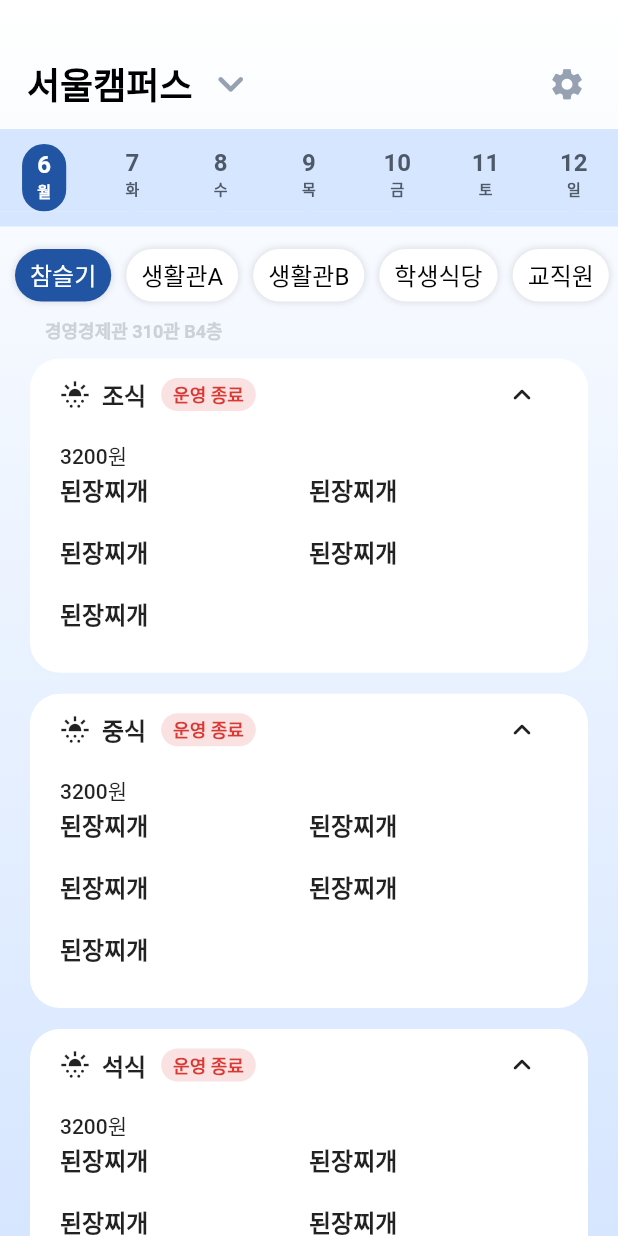
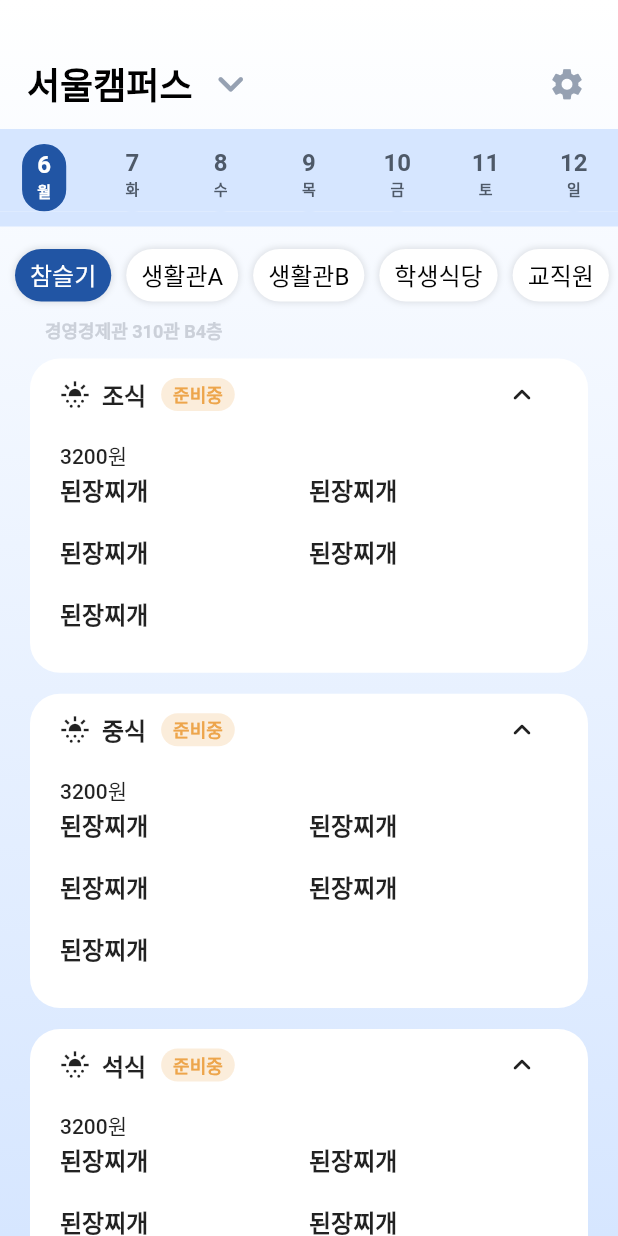
Before and after one commit to HipstuCAU/nyam_nyam_flutter, a Flutter app: the screen it shows after launch, on a phone screen of 412 x 824 dp. Run offline on Flutter 3.47's test engine with Material 2 defaults, Android fonts, the phone set to English and light mode, and no system bars.

Commit message:
[feat] open status 추출 재설정 (#1)

```diff
--- a/lib/screens/home_screen.dart
+++ b/lib/screens/home_screen.dart
@@ -167,7 +167,32 @@ class _HomeScreenState extends State<HomeScreen> {
               seoulRestaurantName: seoulRestaurantName,
               ansungRestaurantName: ansungRestaurantName,
             ),
-            SizedBox(
+            Expanded(
+              child: PageView.builder(
+                controller: PageController(initialPage: 0),
+                itemCount: HomeScreen.entryPoint == CampusType.seoul
+                    ? seoulRestaurantName.length
+                    : ansungRestaurantName.length,
+                itemBuilder: (context, index) {
+                  return const MealsOfRestaurant();
+                },
+              ),
+            ),
+          ],
+        ),
+      ),
+    );
+  }
+}
+
+class MealsOfRestaurant extends StatelessWidget {
+  const MealsOfRestaurant({
+    super.key,
+  });
+
+  @override
+  Widget build(BuildContext context) {
+    return SizedBox(
       height: MediaQuery.of(context).size.height - 210,
       child: SingleChildScrollView(
         child: Padding(
@@ -213,10 +238,6 @@ class _HomeScreenState extends State<HomeScreen> {
           ),
         ),
       ),
-            ),
-          ],
-        ),
-      ),
     );
   }
 }
@@ -228,6 +249,7 @@ class Menu extends StatefulWidget {
   });
 
   String mealTime;
+  DateTime now = DateTime.now();
 
   @override
   State<Menu> createState() => _MenuState();
@@ -270,21 +292,9 @@ class _MenuState extends State<Menu> {
                         fontWeight: FontWeight.w600,
                       ),
                     ),
-                    Padding(
-                      padding: const EdgeInsets.only(left: 10),
-                      child: Container(
-                        decoration: BoxDecoration(
-                          color: NyamColors.customRed.withOpacity(0.2),
-                          borderRadius: BorderRadius.circular(15),
-                        ),
-                        child: const Padding(
-                          padding: EdgeInsets.symmetric(
-                            horizontal: 8,
-                            vertical: 2,
-                          ),
+                    const Padding(
+                      padding: EdgeInsets.only(left: 10),
                       child: OpenState(),
-                        ),
-                      ),
                     ),
                   ],
                 ),
@@ -359,12 +369,24 @@ class OpenState extends StatelessWidget {
 
   @override
   Widget build(BuildContext context) {
-    return const Text(
-      "운영 종료",
+    return Container(
+      decoration: BoxDecoration(
+        color: NyamColors.customYellow.withOpacity(0.2),
+        borderRadius: BorderRadius.circular(15),
+      ),
+      child: const Padding(
+        padding: EdgeInsets.symmetric(
+          horizontal: 8,
+          vertical: 2,
+        ),
+        child: Text(
+          "준비중",
           style: TextStyle(
             fontSize: 12,
             fontWeight: FontWeight.w700,
-        color: NyamColors.cauRed,
+            color: NyamColors.customYellow,
+          ),
+        ),
       ),
     );
   }
```
Also changed, not shown: 2 other files. Lines whose indentation alone changed are shown as unchanged.
